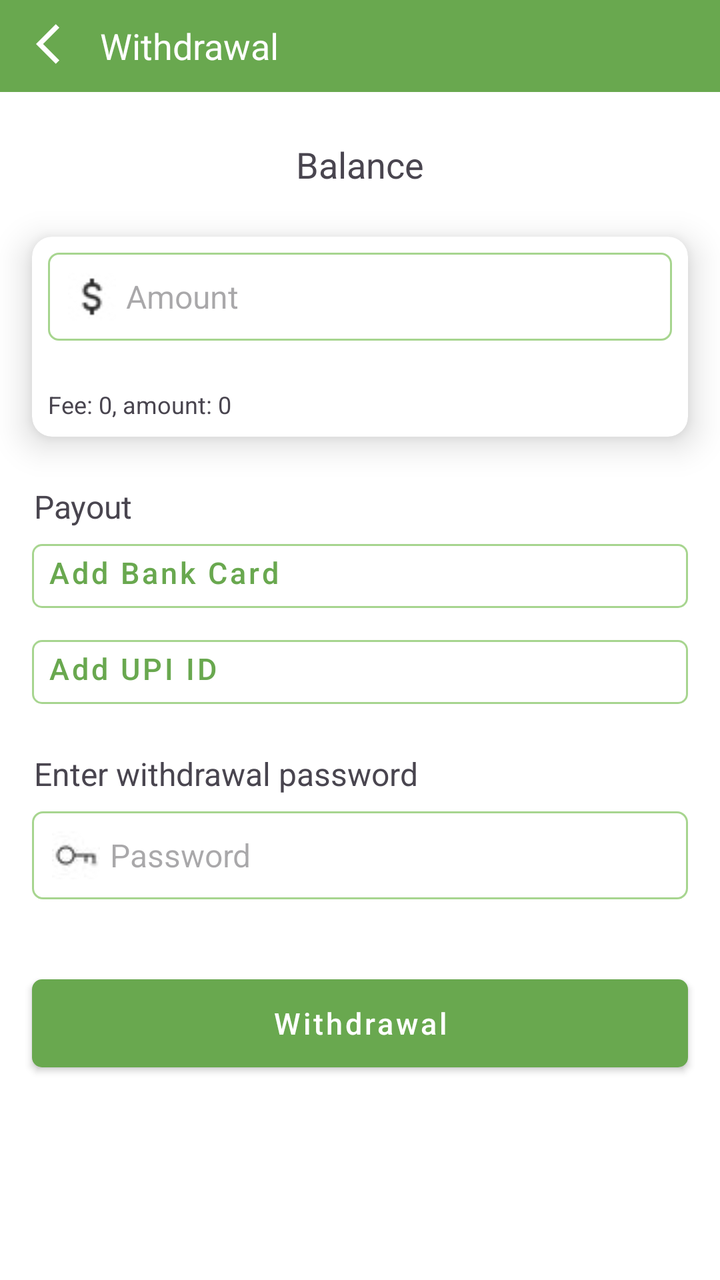
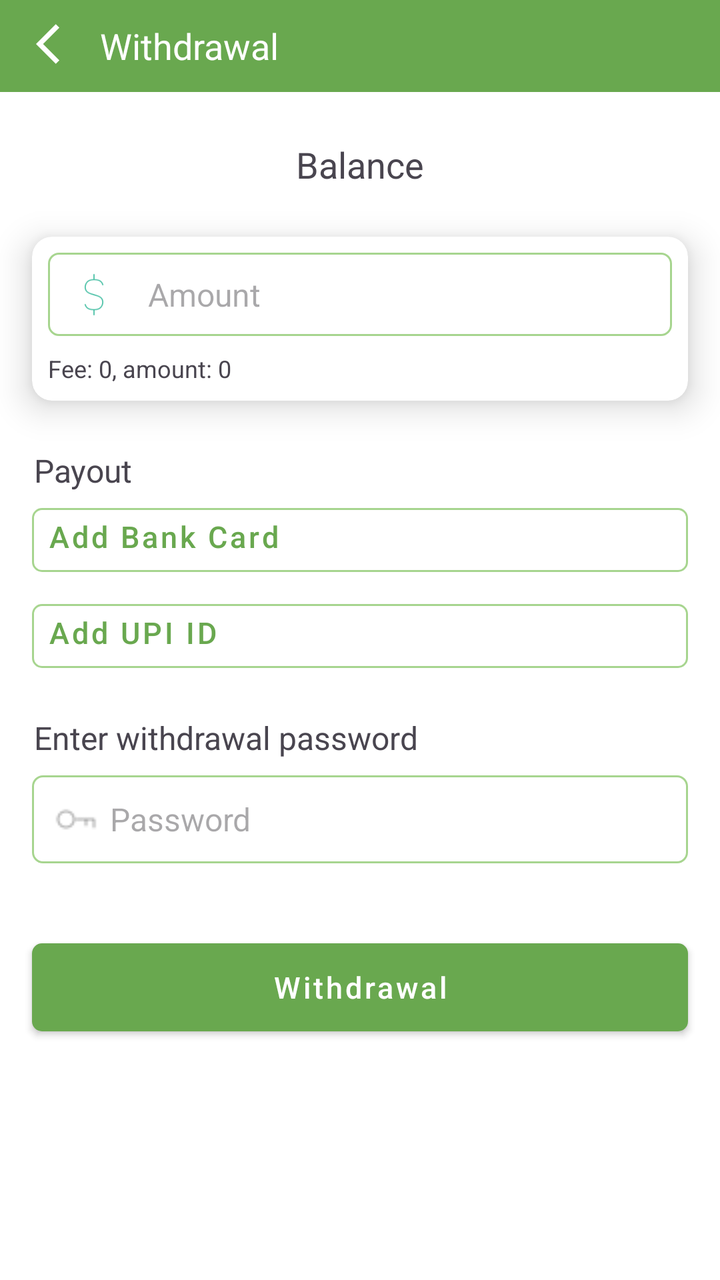

Two renders of the same Android screen: before a commit and after it. Below are the layout's source before the change and the commit's diff.
<!-- AndroidManifest.xml: application theme Theme.VictoryGame -->
<!-- res/layout/activity_withdrawal.xml -->
<?xml version="1.0" encoding="utf-8"?>
<androidx.constraintlayout.widget.ConstraintLayout xmlns:android="http://schemas.android.com/apk/res/android"
    xmlns:app="http://schemas.android.com/apk/res-auto"
    xmlns:tools="http://schemas.android.com/tools"
    android:layout_width="match_parent"
    android:layout_height="match_parent"
    tools:context=".activities.Withdrawal">

    <TextView
        android:id="@+id/textView32"
        style="@style/ToolBarStyle"
        android:layout_width="0dp"
        android:text="Withdrawal"
        app:layout_constraintEnd_toEndOf="parent"
        app:layout_constraintHorizontal_bias="0.0"
        app:layout_constraintStart_toStartOf="parent"
        app:layout_constraintTop_toTopOf="parent" />

    <ImageButton
        android:id="@+id/wback"
        android:layout_width="wrap_content"
        android:layout_height="0dp"
        android:background="@android:color/transparent"
        android:padding="10dp"
        android:paddingStart="18dp"
        android:paddingEnd="8dp"
        android:src="@drawable/baseline_arrow_back_ios_24"
        app:layout_constraintBottom_toBottomOf="@+id/textView4"
        app:layout_constraintStart_toStartOf="parent"
        app:layout_constraintTop_toTopOf="parent" />

    <androidx.cardview.widget.CardView
        android:id="@+id/cardView2"
        android:layout_width="0dp"
        android:layout_height="100dp"
        android:layout_marginStart="16dp"
        android:layout_marginTop="24dp"
        android:layout_marginEnd="16dp"
        android:elevation="10dp"
        app:cardCornerRadius="10dp"
        app:cardElevation="10dp"
        app:layout_constraintEnd_toEndOf="parent"
        app:layout_constraintStart_toStartOf="parent"
        app:layout_constraintTop_toBottomOf="@+id/w_balance">

        <EditText
            android:id="@+id/w_amount"
            style="@style/EditTextStyle"
            android:layout_width="match_parent"
            android:layout_height="wrap_content"
            android:layout_gravity="top"
            android:layout_margin="8dp"
            android:drawableStart="@drawable/dolar"
            android:ems="10"
            android:hint="Amount"
            android:inputType="number" />

        <TextView
            android:id="@+id/w_amount_detail_tv"
            android:layout_width="match_parent"
            android:layout_height="wrap_content"
            android:layout_gravity="bottom"
            android:layout_margin="8dp"
            android:text="Fee: 0, amount: 0"
            android:textSize="12sp" />
    </androidx.cardview.widget.CardView>

    <TextView
        android:id="@+id/w_balance"
        android:layout_width="wrap_content"
        android:layout_height="wrap_content"
        android:layout_marginTop="24dp"
        android:text="Balance"
        android:textSize="18sp"
        app:layout_constraintEnd_toEndOf="parent"
        app:layout_constraintStart_toStartOf="parent"
        app:layout_constraintTop_toBottomOf="@+id/textView32" />

    <TextView
        android:id="@+id/textView21"
        android:layout_width="wrap_content"
        android:layout_height="wrap_content"
        android:layout_marginStart="1dp"
        android:layout_marginTop="24dp"
        android:textSize="16sp"
        android:text="Payout"
        app:layout_constraintStart_toStartOf="@+id/cardView2"
        app:layout_constraintTop_toBottomOf="@+id/cardView2" />

    <Button
        android:id="@+id/w_add_bank"
        style="@style/StrokeButtonStyle"
        android:layout_width="0dp"
        android:layout_height="wrap_content"
        android:layout_marginStart="16dp"
        android:layout_marginEnd="16dp"
        android:gravity="start"
        android:text="Add Bank Card"
        app:layout_constraintEnd_toEndOf="parent"
        app:layout_constraintStart_toStartOf="parent"
        app:layout_constraintTop_toBottomOf="@+id/textView21" />

    <Button
        android:id="@+id/w_add_upi"
        style="@style/StrokeButtonStyle"
        android:layout_width="0dp"
        android:layout_height="wrap_content"
        android:gravity="start"
        android:text="Add UPI ID"
        app:layout_constraintEnd_toEndOf="@+id/w_add_bank"
        app:layout_constraintStart_toStartOf="@+id/w_add_bank"
        app:layout_constraintTop_toBottomOf="@+id/w_add_bank" />

    <TextView
        android:id="@+id/textView27"
        android:layout_width="wrap_content"
        android:layout_height="wrap_content"
        android:layout_marginStart="1dp"
        android:textSize="16sp"
        android:layout_marginTop="16dp"
        android:text="Enter withdrawal password"
        app:layout_constraintStart_toStartOf="@+id/w_add_upi"
        app:layout_constraintTop_toBottomOf="@+id/w_add_upi" />

    <EditText
        android:id="@+id/w_password"
        style="@style/EditTextStyle"
        android:layout_width="0dp"
        android:layout_height="wrap_content"
        android:layout_marginStart="16dp"
        android:layout_marginTop="8dp"
        android:layout_marginEnd="16dp"
        android:drawableStart="@drawable/password"
        android:gravity="center_vertical"
        android:hint="Password"
        android:inputType="textPassword"
        app:layout_constraintEnd_toEndOf="parent"
        app:layout_constraintStart_toStartOf="parent"
        app:layout_constraintTop_toBottomOf="@+id/textView27" />

    <Button
        android:id="@+id/button"
        style="@style/FillButtonStyle"
        android:layout_width="0dp"
        android:layout_height="60dp"
        android:layout_marginStart="16dp"
        android:layout_marginTop="32dp"
        android:layout_marginEnd="16dp"
        android:text="Withdrawal"
        app:layout_constraintEnd_toEndOf="parent"
        app:layout_constraintStart_toStartOf="parent"
        app:layout_constraintTop_toBottomOf="@+id/w_password" />

</androidx.constraintlayout.widget.ConstraintLayout>
<!-- resources referenced by this layout -->
<resources>
  <!-- drawable baseline_arrow_back_ios_24 (drawable) -->
  <vector android:autoMirrored="true" android:height="24dp"
      android:tint="@color/light_text" android:viewportHeight="24"
      android:viewportWidth="24" android:width="24dp" xmlns:android="http://schemas.android.com/apk/res/android">
      <path android:fillColor="@color/dark_text" android:pathData="M11.67,3.87L9.9,2.1 0,12l9.9,9.9 1.77,-1.77L3.54,12z"/>
  </vector>
  <!-- drawable dolar: jpg bitmap (drawable, 675 bytes) -->
  <!-- drawable password: jpg bitmap (drawable, 353 bytes) -->
  <style name="EditTextStyle" parent="@style/Widget.AppCompat.TextView">
          <item name="android:background">@drawable/bg_square_box</item>
          <item name="android:textSize">16sp</item>
          <item name="android:padding">10dp</item>
          <item name="android:inputType">text</item>
          <item name="android:drawablePadding">5dp</item>
      </style>
  <style name="FillButtonStyle" parent="@style/Widget.MaterialComponents.Button">
          <item name="cornerRadius">5dp</item>
          <item name="android:textAllCaps">false</item>
          <item name="android:textSize">15sp</item>
          <item name="android:insetTop">8dp</item>
          <item name="android:insetBottom">8dp</item>
          <item name="android:layout_height">60dp</item>
      </style>
  <style name="StrokeButtonStyle" parent="@style/Widget.MaterialComponents.Button.TextButton">
          <item name="cornerRadius">5dp</item>
          <item name="android:textAllCaps">false</item>
          <item name="strokeColor">@color/green_accent</item>
          <item name="strokeWidth">1dp</item>
          <item name="android:textSize">15sp</item>
          <item name="android:insetTop">8dp</item>
          <item name="android:insetBottom">8dp</item>
          <item name="android:layout_height">55dp</item>
  
      </style>
  <style name="ToolBarStyle" parent="@style/Widget.AppCompat.TextView">
          <item name="android:layout_width">0dp</item>
          <item name="android:layout_height">46dp</item>
          <item name="android:background">?attr/colorPrimary</item>
          <item name="android:textColor">?attr/colorOnPrimary</item>
          <item name="android:gravity">center_vertical</item>
          <item name="android:paddingStart">50dp</item>
          <item name="android:textSize">18sp</item>
      </style>
  <style name="Theme.VictoryGame" parent="Base.Theme.VictoryGame" />
  <color name="light_text">#FFFFFF</color>
  <color name="dark_text">#000000</color>
  <!-- drawable bg_square_box (drawable) -->
  <?xml version="1.0" encoding="utf-8"?>
  <shape android:shape="rectangle" xmlns:android="http://schemas.android.com/apk/res/android">
  <stroke android:color="@color/green_accent" android:width="1dp"/>
      <corners android:radius="5dp"/>
  </shape>
  <color name="green_accent">#A7D58F</color>
  <style name="Base.Theme.VictoryGame" parent="Theme.Material3.DayNight.NoActionBar">
          
          <item name="colorPrimary">@color/green_primary</item>
          <item name="colorPrimaryDark">@color/green_primary_dark</item>
          <item name="colorAccent">@color/green_accent</item>
          <item name="colorOnPrimary">@color/light_text</item>
          <item name="android:windowBackground">@color/light_background</item>
          <item name="android:textColorPrimary">@color/dark_text</item>
          <item name="android:textColorSecondary">@color/light_text_secondary</item>
          <item name="colorContainer">@color/light_bg</item>
  
  
      </style>
  <color name="green_primary">#69A84F</color>
  <color name="green_primary_dark">#4D7F42</color>
  <color name="light_background">#FFFFFF</color>
  <color name="light_text_secondary">#666666</color>
  <color name="light_bg">#F4F4F4</color>
</resources>

<!-- the commit's change to res/layout/activity_withdrawal.xml (unified diff, before → after) -->
@@ -32,7 +32,7 @@
     <androidx.cardview.widget.CardView
         android:id="@+id/cardView2"
         android:layout_width="0dp"
-        android:layout_height="100dp"
+        android:layout_height="wrap_content"
         android:layout_marginStart="16dp"
         android:layout_marginTop="24dp"
         android:layout_marginEnd="16dp"
@@ -43,26 +43,54 @@
         app:layout_constraintStart_toStartOf="parent"
         app:layout_constraintTop_toBottomOf="@+id/w_balance">
 
-        <EditText
-            android:id="@+id/w_amount"
-            style="@style/EditTextStyle"
+        <androidx.constraintlayout.widget.ConstraintLayout
             android:layout_width="match_parent"
-            android:layout_height="wrap_content"
-            android:layout_gravity="top"
-            android:layout_margin="8dp"
-            android:drawableStart="@drawable/dolar"
-            android:ems="10"
-            android:hint="Amount"
-            android:inputType="number" />
+            android:layout_height="match_parent">
 
-        <TextView
-            android:id="@+id/w_amount_detail_tv"
-            android:layout_width="match_parent"
-            android:layout_height="wrap_content"
-            android:layout_gravity="bottom"
-            android:layout_margin="8dp"
-            android:text="Fee: 0, amount: 0"
-            android:textSize="12sp" />
+            <EditText
+                android:id="@+id/w_amount"
+                style="@style/EditTextStyle"
+                android:layout_width="0dp"
+                android:layout_height="wrap_content"
+                android:layout_gravity="top"
+                android:layout_margin="8dp"
+                android:ems="10"
+                android:hint="Amount"
+                android:inputType="number"
+                android:paddingStart="50dp"
+                android:paddingEnd="10dp"
+                app:layout_constraintEnd_toEndOf="parent"
+                app:layout_constraintStart_toStartOf="parent"
+                app:layout_constraintTop_toTopOf="parent" />
+
+            <ImageView
+                android:id="@+id/imageView2"
+                android:layout_width="30dp"
+                android:layout_height="30dp"
+                android:layout_marginStart="16dp"
+                android:background="@drawable/dolar"
+                app:layout_constraintBottom_toBottomOf="@+id/w_amount"
+                app:layout_constraintStart_toStartOf="parent"
+                app:layout_constraintTop_toTopOf="@+id/w_amount" />
+
+            <TextView
+                android:id="@+id/w_amount_detail_tv"
+                android:layout_width="0dp"
+                android:layout_height="wrap_content"
+                android:layout_gravity="bottom"
+                android:layout_margin="8dp"
+                android:layout_marginStart="10dp"
+                android:layout_marginTop="8dp"
+                android:layout_marginEnd="10dp"
+                android:layout_marginBottom="8dp"
+                android:text="Fee: 0, amount: 0"
+                android:textSize="12sp"
+                app:layout_constraintBottom_toBottomOf="parent"
+                app:layout_constraintEnd_toEndOf="parent"
+                app:layout_constraintStart_toStartOf="parent"
+                app:layout_constraintTop_toBottomOf="@+id/w_amount" />
+        </androidx.constraintlayout.widget.ConstraintLayout>
+
     </androidx.cardview.widget.CardView>
 
     <TextView
@@ -130,7 +158,7 @@
         android:layout_marginStart="16dp"
         android:layout_marginTop="8dp"
         android:layout_marginEnd="16dp"
-        android:drawableStart="@drawable/password"
+        android:drawableStart="@drawable/key"
         android:gravity="center_vertical"
         android:hint="Password"
         android:inputType="textPassword"
@@ -139,7 +167,7 @@
         app:layout_constraintTop_toBottomOf="@+id/textView27" />
 
     <Button
-        android:id="@+id/button"
+        android:id="@+id/w_btn"
         style="@style/FillButtonStyle"
         android:layout_width="0dp"
         android:layout_height="60dp"
<!-- resource entries referenced after the edit -->
@@ -6,8 +6,8 @@
       android:viewportWidth="24" android:width="24dp" xmlns:android="http://schemas.android.com/apk/res/android">
       <path android:fillColor="@color/dark_text" android:pathData="M11.67,3.87L9.9,2.1 0,12l9.9,9.9 1.77,-1.77L3.54,12z"/>
   </vector>
-  <!-- drawable dolar: jpg bitmap (drawable, 675 bytes) -->
-  <!-- drawable password: jpg bitmap (drawable, 353 bytes) -->
+  <!-- drawable dolar: png bitmap (drawable, 1300 bytes) -->
+  <!-- drawable key: png bitmap (drawable, 545 bytes) -->
   <style name="EditTextStyle" parent="@style/Widget.AppCompat.TextView">
           <item name="android:background">@drawable/bg_square_box</item>
           <item name="android:textSize">16sp</item>
